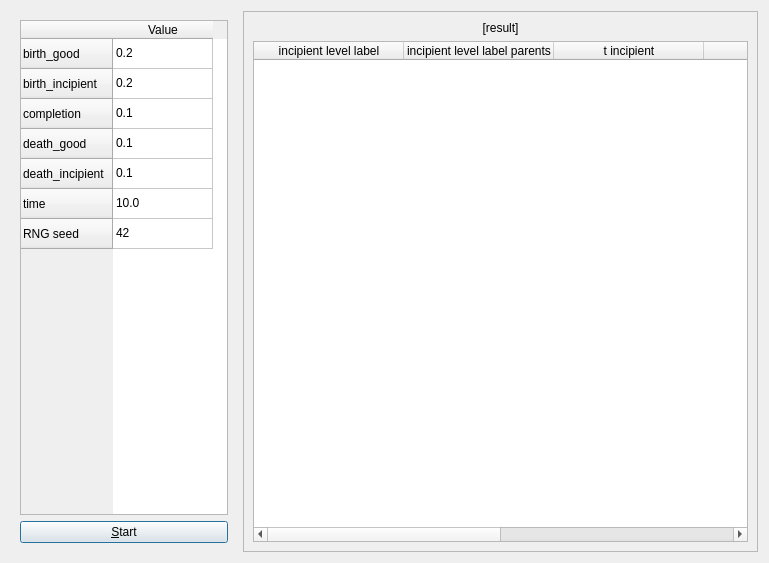
Before: the Qt Designer form pbd_qtmaindialog.ui in richelbilderbeek/pbdmms, drawn with Qt 5.
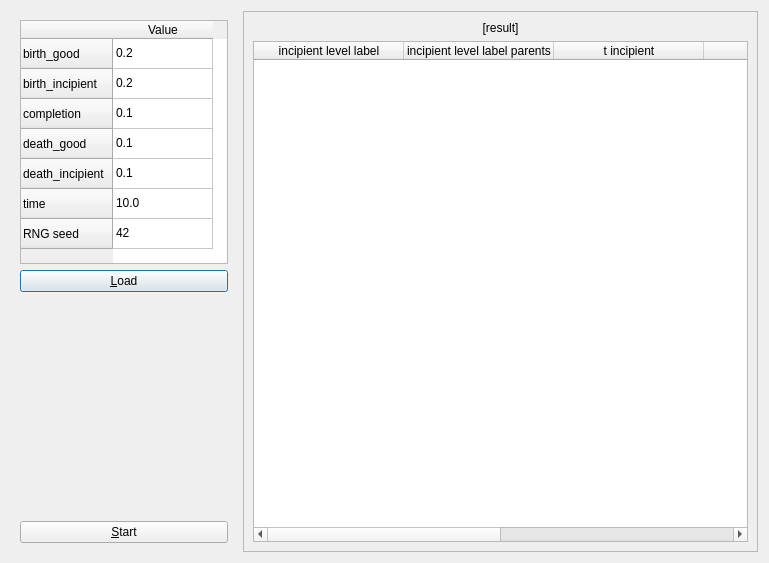
After: the same form once the commit is applied.

The edit to the form file:
```diff
--- a/pbd_qtmaindialog.ui
+++ b/pbd_qtmaindialog.ui
@@ -105,6 +105,26 @@
         </item>
        </widget>
       </item>
+      <item>
+       <widget class="QPushButton" name="button_load">
+        <property name="text">
+         <string>&amp;Load</string>
+        </property>
+       </widget>
+      </item>
+      <item>
+       <spacer name="verticalSpacer">
+        <property name="orientation">
+         <enum>Qt::Vertical</enum>
+        </property>
+        <property name="sizeHint" stdset="0">
+         <size>
+          <width>20</width>
+          <height>40</height>
+         </size>
+        </property>
+       </spacer>
+      </item>
       <item>
        <widget class="QPushButton" name="start">
         <property name="text">
```
Left out of the diff: 4 changed lines with no effect on the pictures.
